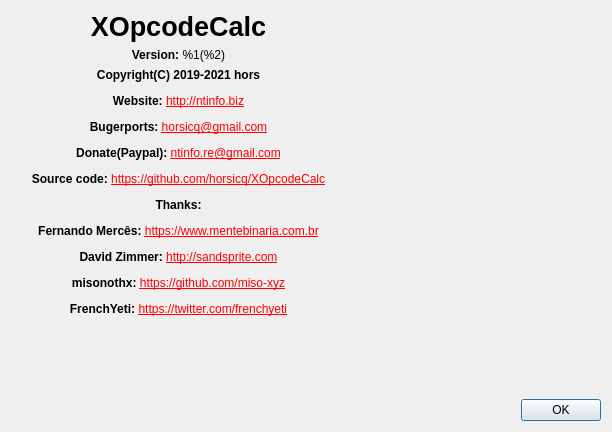
Qt form gui_source/dialogabout.ui (horsicq/XOpcodeCalc) before a commit.
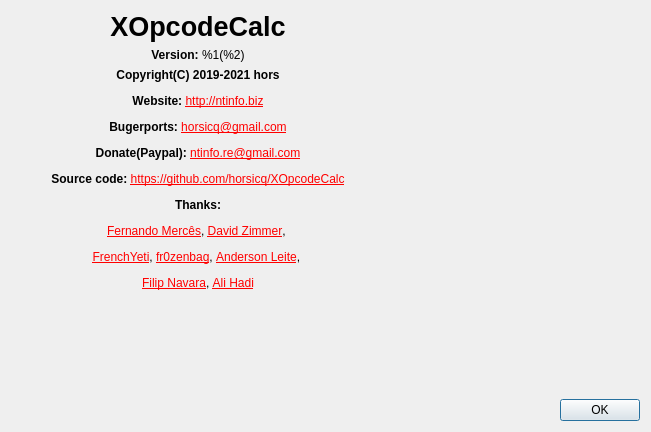
The same form after that commit. Icons and pictures are not drawn.

```diff
--- a/gui_source/dialogabout.ui
+++ b/gui_source/dialogabout.ui
@@ -9,7 +9,7 @@
    <rect>
     <x>0</x>
     <y>0</y>
-    <width>612</width>
+    <width>651</width>
     <height>432</height>
    </rect>
   </property>
@@ -54,7 +54,7 @@
        <item>
         <widget class="QLabel" name="labelInfo">
          <property name="text">
-          <string notr="true">&lt;html&gt;&lt;head/&gt;&lt;body&gt;&lt;p align=&quot;center&quot;&gt;&lt;span style=&quot; font-weight:600;&quot;&gt;Copyright(C) 2019-2021 hors&lt;/span&gt;&lt;/p&gt;&lt;p align=&quot;center&quot;&gt;&lt;span style=&quot; font-weight:600;&quot;&gt;Website: &lt;/span&gt;&lt;a href=&quot;http://ntinfo.biz&quot;&gt;&lt;span style=&quot; text-decoration: underline; color:#ff0000;&quot;&gt;http://ntinfo.biz&lt;/span&gt;&lt;/a&gt;&lt;/p&gt;&lt;p align=&quot;center&quot;&gt;&lt;span style=&quot; font-weight:600;&quot;&gt;Bugerports: &lt;/span&gt;&lt;a href=&quot;mailto:horsicq@gmail.com&quot;&gt;&lt;span style=&quot; text-decoration: underline; color:#ff0000;&quot;&gt;horsicq@gmail.com&lt;/span&gt;&lt;/a&gt;&lt;/p&gt;&lt;p align=&quot;center&quot;&gt;&lt;span style=&quot; font-weight:600;&quot;&gt;Donate(Paypal): &lt;/span&gt;&lt;a href=&quot;mailto:ntinfo.re@gmail.com&quot;&gt;&lt;span style=&quot; text-decoration: underline; color:#ff0000;&quot;&gt;ntinfo.re@gmail.com&lt;/span&gt;&lt;/a&gt;&lt;/p&gt;&lt;p align=&quot;center&quot;&gt;&lt;span style=&quot; font-weight:600;&quot;&gt;Source code: &lt;/span&gt;&lt;a href=&quot;https://github.com/horsicq/XOpcodeCalc&quot;&gt;&lt;span style=&quot; text-decoration: underline; color:#ff0000;&quot;&gt;https://github.com/horsicq/XOpcodeCalc&lt;/span&gt;&lt;/a&gt;&lt;/p&gt;&lt;p align=&quot;center&quot;&gt;&lt;span style=&quot; font-weight:600;&quot;&gt;Thanks:&lt;/span&gt;&lt;/p&gt;&lt;p align=&quot;center&quot;&gt;&lt;span style=&quot; font-weight:600;&quot;&gt;Fernando Mercês: &lt;/span&gt;&lt;a href=&quot;https://www.mentebinaria.com.br/&quot;&gt;&lt;span style=&quot; text-decoration: underline; color:#ff0000;&quot;&gt;https://www.mentebinaria.com.br&lt;/span&gt;&lt;/a&gt;&lt;/p&gt;&lt;p align=&quot;center&quot;&gt;&lt;span style=&quot; font-weight:600;&quot;&gt;David Zimmer: &lt;/span&gt;&lt;a href=&quot;http://sandsprite.com/&quot;&gt;&lt;span style=&quot; text-decoration: underline; color:#ff0000;&quot;&gt;http://sandsprite.com&lt;/span&gt;&lt;/a&gt;&lt;/p&gt;&lt;p align=&quot;center&quot;&gt;&lt;span style=&quot; font-weight:600;&quot;&gt;misonothx: &lt;/span&gt;&lt;a href=&quot;https://github.com/miso-xyz&quot;&gt;&lt;span style=&quot; text-decoration: underline; color:#ff0000;&quot;&gt;https://github.com/miso-xyz&lt;/span&gt;&lt;/a&gt;&lt;/p&gt;&lt;p align=&quot;center&quot;&gt;&lt;span style=&quot; font-weight:600;&quot;&gt;FrenchYeti: &lt;/span&gt;&lt;a href=&quot;https://twitter.com/frenchyeti&quot;&gt;&lt;span style=&quot; text-decoration: underline; color:#ff0000;&quot;&gt;https://twitter.com/frenchyeti&lt;/span&gt;&lt;/a&gt;&lt;/p&gt;&lt;/body&gt;&lt;/html&gt;</string>
+          <string notr="true">&lt;html&gt;&lt;head/&gt;&lt;body&gt;&lt;p align=&quot;center&quot;&gt;&lt;span style=&quot; font-weight:600;&quot;&gt;Copyright(C) 2019-2021 hors&lt;/span&gt;&lt;/p&gt;&lt;p align=&quot;center&quot;&gt;&lt;span style=&quot; font-weight:600;&quot;&gt;Website: &lt;/span&gt;&lt;a href=&quot;http://ntinfo.biz&quot;&gt;&lt;span style=&quot; text-decoration: underline; color:#ff0000;&quot;&gt;http://ntinfo.biz&lt;/span&gt;&lt;/a&gt;&lt;/p&gt;&lt;p align=&quot;center&quot;&gt;&lt;span style=&quot; font-weight:600;&quot;&gt;Bugerports: &lt;/span&gt;&lt;a href=&quot;mailto:horsicq@gmail.com&quot;&gt;&lt;span style=&quot; text-decoration: underline; color:#ff0000;&quot;&gt;horsicq@gmail.com&lt;/span&gt;&lt;/a&gt;&lt;/p&gt;&lt;p align=&quot;center&quot;&gt;&lt;span style=&quot; font-weight:600;&quot;&gt;Donate(Paypal): &lt;/span&gt;&lt;a href=&quot;mailto:ntinfo.re@gmail.com&quot;&gt;&lt;span style=&quot; text-decoration: underline; color:#ff0000;&quot;&gt;ntinfo.re@gmail.com&lt;/span&gt;&lt;/a&gt;&lt;/p&gt;&lt;p align=&quot;center&quot;&gt;&lt;span style=&quot; font-weight:600;&quot;&gt;Source code: &lt;/span&gt;&lt;a href=&quot;https://github.com/horsicq/XOpcodeCalc&quot;&gt;&lt;span style=&quot; text-decoration: underline; color:#ff0000;&quot;&gt;https://github.com/horsicq/XOpcodeCalc&lt;/span&gt;&lt;/a&gt;&lt;/p&gt;&lt;p align=&quot;center&quot;&gt;&lt;span style=&quot; font-weight:600;&quot;&gt;Thanks:&lt;/span&gt;&lt;/p&gt;&lt;p align=&quot;center&quot;&gt;&lt;a href=&quot;https://www.mentebinaria.com.br/&quot;&gt;&lt;span style=&quot; text-decoration: underline; color:#ff0000;&quot;&gt;Fernando Mercês&lt;/span&gt;&lt;/a&gt;, &lt;a href=&quot;http://sandsprite.com/&quot;&gt;&lt;span style=&quot; text-decoration: underline; color:#ff0000;&quot;&gt;David Zimmer&lt;/span&gt;&lt;/a&gt;, &lt;/p&gt;&lt;p align=&quot;center&quot;&gt;&lt;a href=&quot;https://twitter.com/frenchyeti&quot;&gt;&lt;span style=&quot; text-decoration: underline; color:#ff0000;&quot;&gt;FrenchYeti&lt;/span&gt;&lt;/a&gt;, &lt;a href=&quot;https://github.com/fr0zenbag&quot;&gt;&lt;span style=&quot; text-decoration: underline; color:#ff0000;&quot;&gt;fr0zenbag&lt;/span&gt;&lt;/a&gt;, &lt;a href=&quot;https://github.com/AandersonL&quot;&gt;&lt;span style=&quot; text-decoration: underline; color:#ff0000;&quot;&gt;Anderson Leite&lt;/span&gt;&lt;/a&gt;, &lt;/p&gt;&lt;p align=&quot;center&quot;&gt;&lt;a href=&quot;https://github.com/filipnavara&quot;&gt;&lt;span style=&quot; text-decoration: underline; color:#ff0000;&quot;&gt;Filip Navara&lt;/span&gt;&lt;/a&gt;, &lt;a href=&quot;https://www.ashemery.com/&quot;&gt;&lt;span style=&quot; text-decoration: underline; color:#ff0000;&quot;&gt;Ali Hadi&lt;/span&gt;&lt;/a&gt;&lt;/p&gt;&lt;/body&gt;&lt;/html&gt;</string>
          </property>
          <property name="openExternalLinks">
           <bool>true</bool>
```
